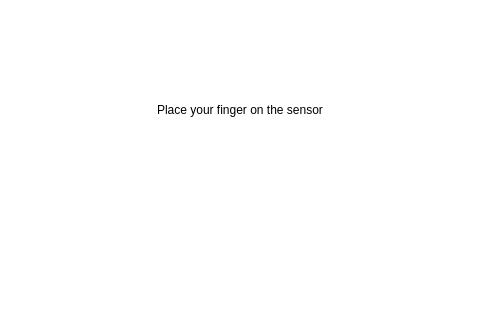
arc-bphc/sims-gui, file finger.ui: the form before one commit; both pictures show x 240 to 720 and y 245 to 565 of the 960 by 669 pixel window.
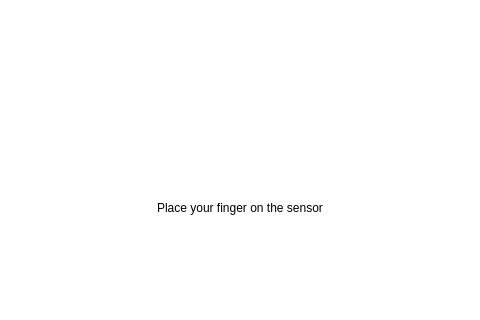
The form after the commit. Icons and pictures are not drawn.

Diff of the .ui file:
```diff
--- a/finger.ui
+++ b/finger.ui
@@ -56,6 +56,19 @@
        </property>
       </widget>
      </item>
+     <item>
+      <spacer name="verticalSpacer_3">
+       <property name="orientation">
+        <enum>Qt::Vertical</enum>
+       </property>
+       <property name="sizeHint" stdset="0">
+        <size>
+         <width>20</width>
+         <height>40</height>
+        </size>
+       </property>
+      </spacer>
+     </item>
      <item alignment="Qt::AlignHCenter">
       <widget class="QLabel" name="fingerLabel">
        <property name="maximumSize">
```
